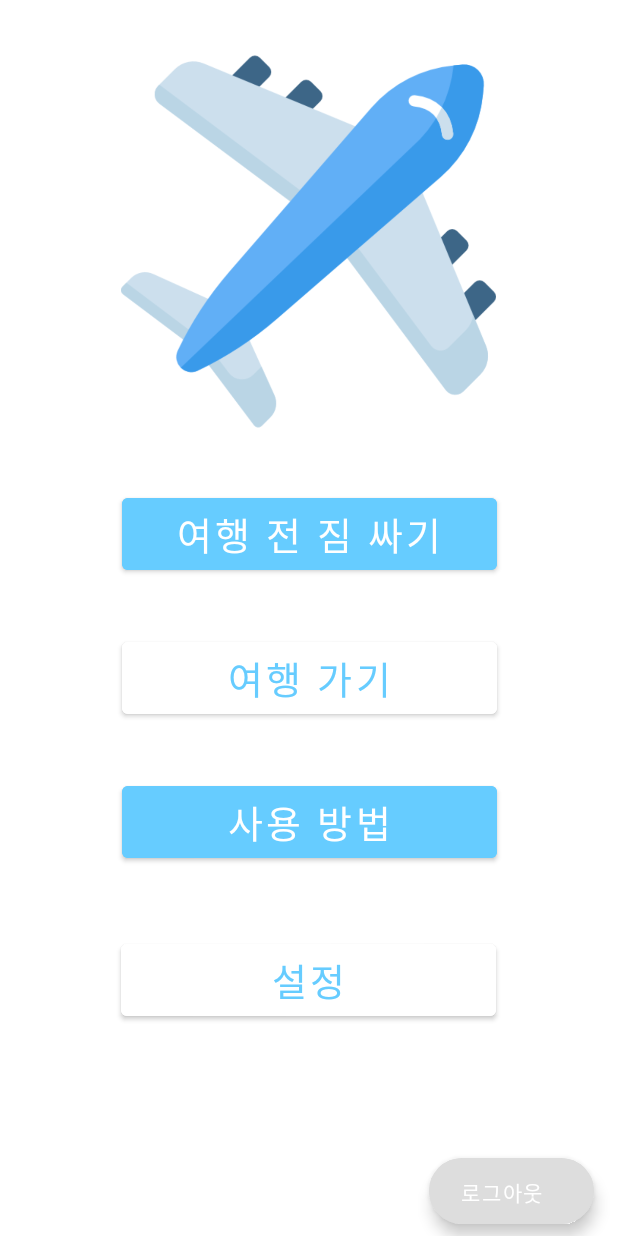
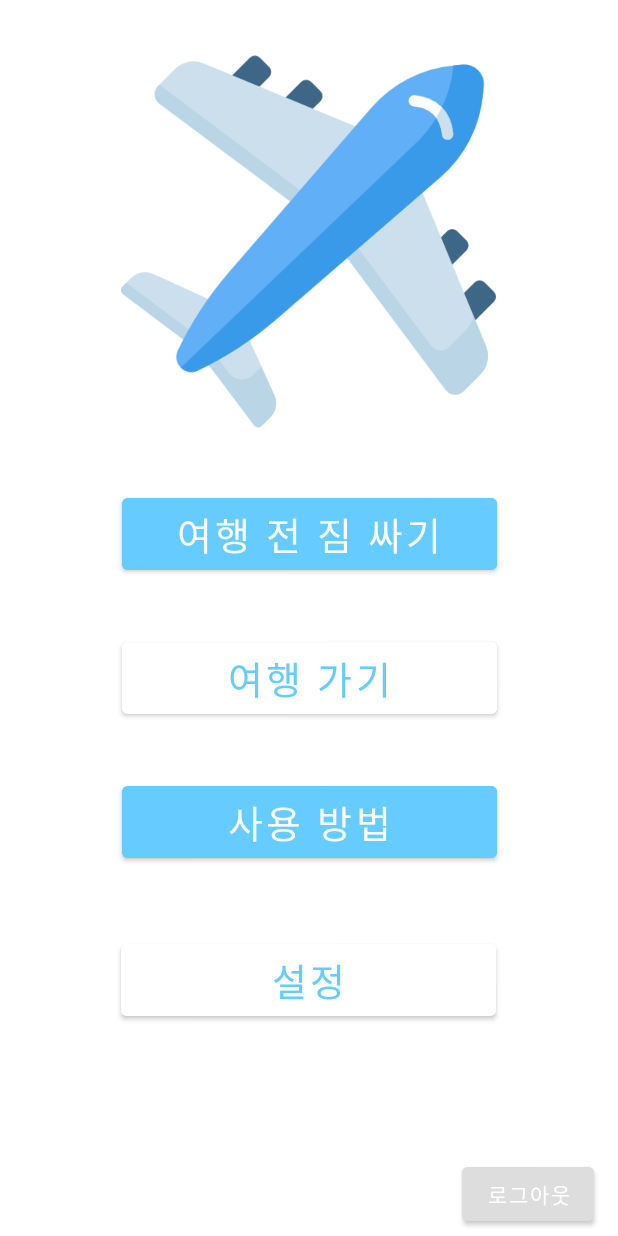
Before and after one commit to kimnahee1529/TravelRecord-Android, an Android app: the layout activity_main.xml on its own in the app's theme, with its tools: preview values and no code run, on a phone screen of 412 x 824 dp. Run offline under Robolectric (Android 15) with nearby library versions, the phone set to English and light mode, and no system bars.

Commit message:
fear: 로그아웃 버튼 기능 구현

```diff
--- a/TravelRecord/app/build.gradle
+++ b/TravelRecord/app/build.gradle
@@ -52,4 +52,5 @@ dependencies {
     implementation 'com.google.android.gms:play-services-auth:20.3.0'
     implementation 'androidx.multidex:multidex:2.0.1'
 //    implementation 'com.google.firebase:firebase-auth-ktx:21.1.0'
+    implementation 'com.google.android.material:material:1.6.1'
 }
--- a/TravelRecord/app/src/main/res/layout/activity_main.xml
+++ b/TravelRecord/app/src/main/res/layout/activity_main.xml
@@ -71,26 +71,42 @@
         app:layout_constraintTop_toBottomOf="@+id/how_btn"
         app:layout_constraintVertical_bias="0.088" />
 
-    <com.google.android.material.floatingactionbutton.ExtendedFloatingActionButton
+    <Button
         android:id="@+id/logout_btn"
-        android:layout_width="110dp"
-        android:layout_height="44dp"
-        android:layout_alignParentRight="true"
-        android:layout_alignParentBottom="true"
-        android:layout_marginBottom="8dp"
+        android:layout_width="wrap_content"
+        android:layout_height="wrap_content"
+        android:layout_marginBottom="4dp"
         android:backgroundTint="#dddddd"
-        android:src="@android:drawable/ic_input_add"
-        android:text="  로그아웃"
-        android:textColor="@color/white"
-        android:tint="@null"
-        app:borderWidth="0dp"
-        app:fabSize="normal"
+        android:text="로그아웃"
+        android:textColorLink="#787777"
         app:layout_constraintBottom_toBottomOf="parent"
         app:layout_constraintEnd_toEndOf="parent"
-        app:layout_constraintHorizontal_bias="0.946"
+        app:layout_constraintHorizontal_bias="0.95"
         app:layout_constraintStart_toStartOf="parent"
-        app:rippleColor="@color/white"
         tools:ignore="MissingConstraints" />
+
+    <!--    <com.google.android.material.floatingactionbutton.ExtendedFloatingActionButton-->
+<!--        android:id="@+id/logout_btn"-->
+<!--        android:layout_width="110dp"-->
+<!--        android:layout_height="44dp"-->
+<!--        android:layout_alignParentRight="true"-->
+<!--        android:layout_alignParentBottom="true"-->
+<!--        android:layout_marginBottom="8dp"-->
+<!--        android:backgroundTint="#dddddd"-->
+<!--        android:src="@android:drawable/ic_input_add"-->
+<!--        android:text="  로그아웃"-->
+<!--        android:textColor="@color/white"-->
+<!--        android:tint="@null"-->
+<!--        app:borderWidth="0dp"-->
+<!--        app:fabSize="normal"-->
+<!--        app:layout_constraintBottom_toBottomOf="parent"-->
+<!--        app:layout_constraintEnd_toEndOf="parent"-->
+<!--        app:layout_constraintHorizontal_bias="0.946"-->
+<!--        app:layout_constraintStart_toStartOf="parent"-->
+<!--        app:rippleColor="@color/white"-->
+<!--        tools:ignore="MissingConstraints" />-->
+
+
 
 
 </androidx.constraintlayout.widget.ConstraintLayout>
--- /dev/null
+++ b/TravelRecord/app/src/main/res/layout/activity_packing.xml
@@ -0,0 +1,6 @@
+<?xml version="1.0" encoding="utf-8"?>
+<androidx.constraintlayout.widget.ConstraintLayout xmlns:android="http://schemas.android.com/apk/res/android"
+    android:layout_width="match_parent"
+    android:layout_height="match_parent">
+
+</androidx.constraintlayout.widget.ConstraintLayout>
--- /dev/null
+++ b/TravelRecord/app/src/main/res/layout/ge.xml
@@ -0,0 +1,6 @@
+<?xml version="1.0" encoding="utf-8"?>
+<androidx.constraintlayout.widget.ConstraintLayout xmlns:android="http://schemas.android.com/apk/res/android"
+    android:layout_width="match_parent"
+    android:layout_height="match_parent">
+
+</androidx.constraintlayout.widget.ConstraintLayout>
--- a/TravelRecord/app/src/main/res/values/themes.xml
+++ b/TravelRecord/app/src/main/res/values/themes.xml
@@ -13,4 +13,5 @@
         <item name="android:statusBarColor" tools:targetApi="l">?attr/colorPrimaryVariant</item>
         <!-- Customize your theme here. -->
     </style>
+    <style name="Theme.KotlinExam" parent="Theme.MaterialComponents.DayNight.NoActionBar"/>
 </resources>
```
Also changed, not shown: TravelRecord/app/src/main/AndroidManifest.xml (+5 -2 lines), TravelRecord/app/src/main/java/com/example/TravelRecord/MainActivity.kt (+87 -1 lines), TravelRecord/app/src/main/java/com/example/TravelRecord/MainButton/PackingActivity.kt (added, +18 -0 lines), TravelRecord/app/src/main/res/layout/toolbar_layout.xml (added, +9 -0 lines), 1 other file.
